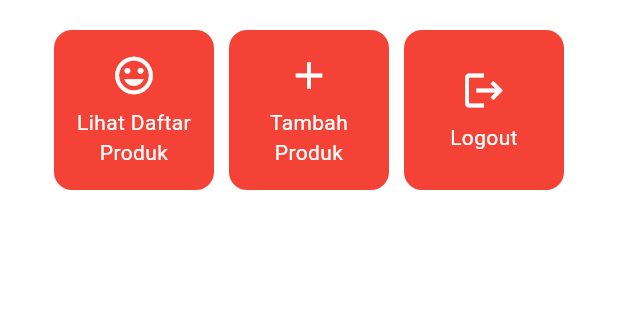
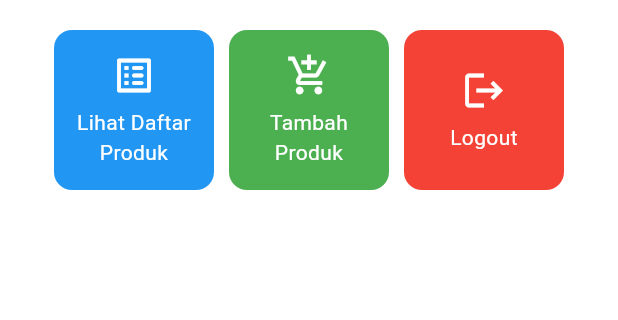
Before and after one commit to muhmmdakmal/Solely-sneakers-shop-mobile, a Flutter app: the screen it shows after launch, on a phone screen of 412 x 824 dp, the part 387-707 px from its top. Run offline on Flutter 3.47's test engine with Material 3 defaults, Android fonts, the phone set to English and light mode, and no system bars.

Commit message:
Edit Readme dan mengubah warna dan logo tombol

```diff
--- a/lib/menu.dart
+++ b/lib/menu.dart
@@ -7,9 +7,9 @@ class MyHomePage extends StatelessWidget {
   MyHomePage({super.key});
 
   final List<ItemHomepage> items = [
-         ItemHomepage("Lihat Daftar Produk", Icons.mood),
-         ItemHomepage("Tambah Produk", Icons.add),
-         ItemHomepage("Logout", Icons.logout),
+    ItemHomepage("Lihat Daftar Produk", Icons.list_alt_rounded, Colors.blue),
+    ItemHomepage("Tambah Produk", Icons.add_shopping_cart, Colors.green),
+    ItemHomepage("Logout", Icons.logout, Colors.red),
   ];
 
   @override
@@ -93,12 +93,12 @@ class MyHomePage extends StatelessWidget {
 }
 
 class ItemHomepage {
-     final String name;
-     final IconData icon;
+    final String name;
+    final IconData icon;
+    final Color color;
 
-     ItemHomepage(this.name, this.icon);
+    ItemHomepage(this.name, this.icon, this.color);
 }
-
 
 class InfoCard extends StatelessWidget {
   // Kartu informasi yang menampilkan title dan content.
@@ -134,8 +134,6 @@ class InfoCard extends StatelessWidget {
 }
 
 class ItemCard extends StatelessWidget {
-  // Menampilkan kartu dengan ikon dan nama.
-
   final ItemHomepage item;
 
   const ItemCard(this.item, {super.key});
@@ -143,27 +141,20 @@ class ItemCard extends StatelessWidget {
   @override
   Widget build(BuildContext context) {
     return Material(
-      // Menentukan warna latar belakang dari tema aplikasi.
-      color: Theme.of(context).colorScheme.secondary,
-      // Membuat sudut kartu melengkung.
+      color: item.color, // Gunakan warna dari item
       borderRadius: BorderRadius.circular(12),
-
       child: InkWell(
-        // Aksi ketika kartu ditekan.
         onTap: () {
-          // Menampilkan pesan SnackBar saat kartu ditekan.
           ScaffoldMessenger.of(context)
             ..hideCurrentSnackBar()
             ..showSnackBar(
               SnackBar(content: Text("Kamu telah menekan tombol ${item.name}!"))
             );
         },
-        // Container untuk menyimpan Icon dan Text
         child: Container(
           padding: const EdgeInsets.all(8),
           child: Center(
             child: Column(
-              // Menyusun ikon dan teks di tengah kartu.
               mainAxisAlignment: MainAxisAlignment.center,
               children: [
                 Icon(
@@ -184,5 +175,4 @@ class ItemCard extends StatelessWidget {
       ),
     );
   }
-
 }
```
Also changed, not shown: 1 other file.
